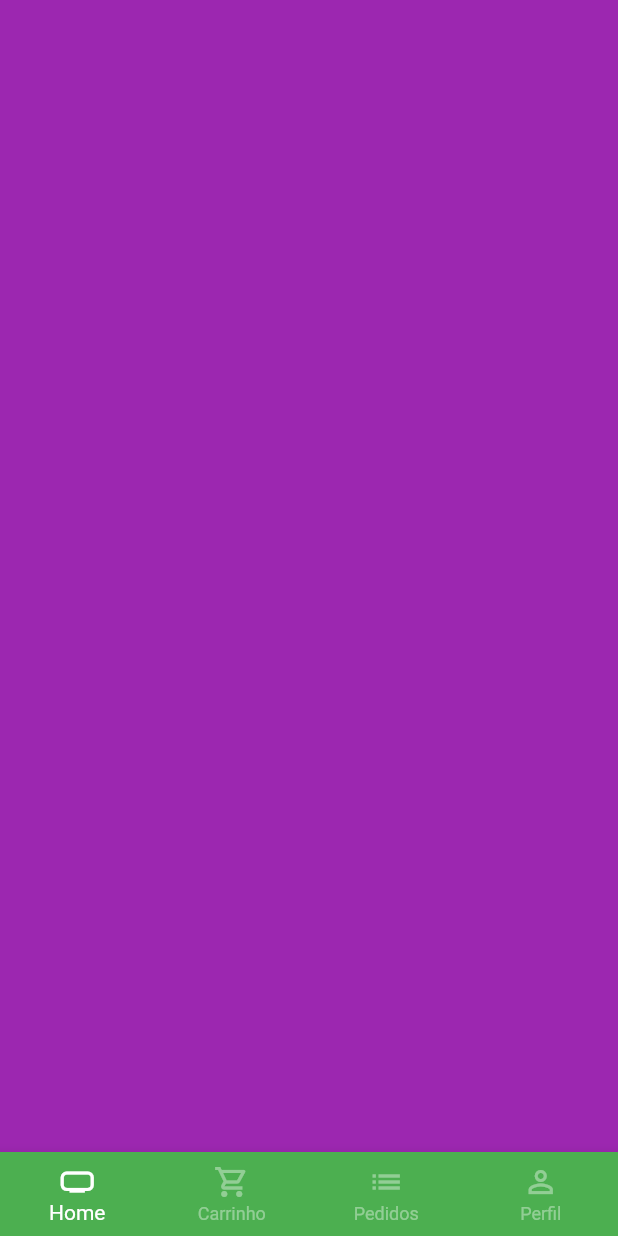
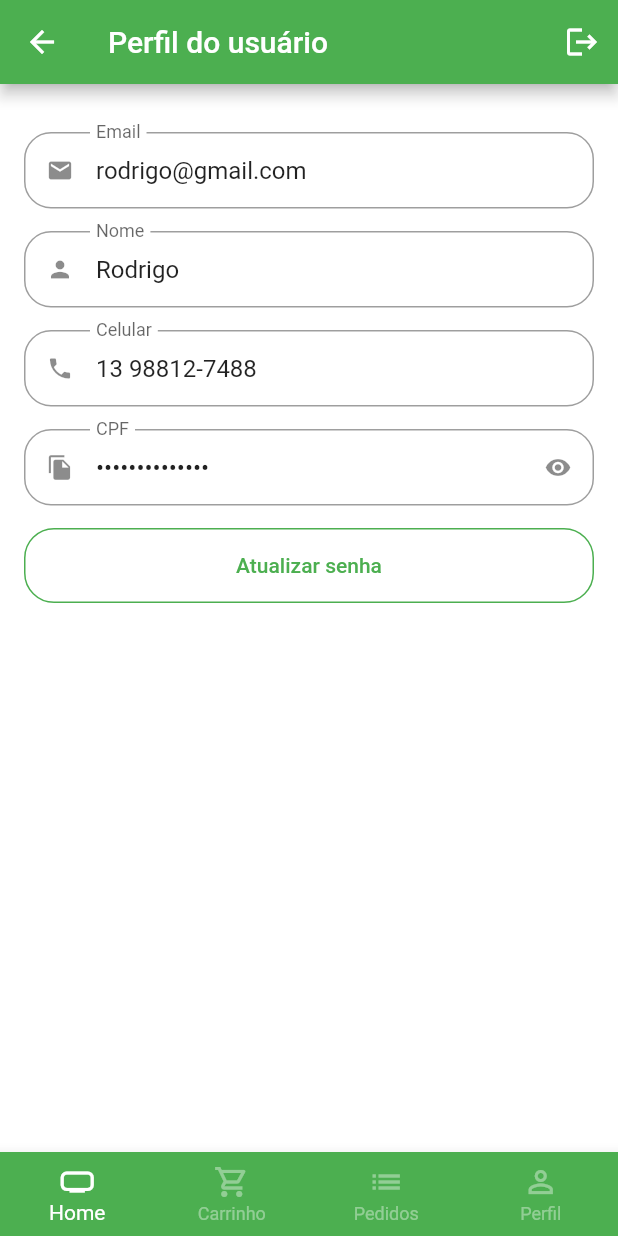
Before and after one commit to rodrigod22/greengrocer, a Flutter app: the BaseScreen screen opened directly, swiped to page 4, on a phone screen of 412 x 824 dp. Run offline on Flutter 3.47's test engine with Material 2 defaults, Android fonts, the phone set to English and light mode, and no system bars; our stand-ins replace animated_text_kit, mask_text_input_formatter.

Commit message:
tela profile

```diff
--- a/lib/src/config/app_data.dart
+++ b/lib/src/config/app_data.dart
@@ -1,5 +1,6 @@
 import 'package:greengrocer/src/models/cart_item_model.dart';
 import 'package:greengrocer/src/models/item_model.dart';
+import 'package:greengrocer/src/models/user_model.dart';
 
 ItemModel apple = ItemModel(
   description:
@@ -78,3 +79,11 @@ List<CartItemModel> cartItems = [
   CartItemModel(item: mango, quantity: 1),
   CartItemModel(item: guava, quantity: 3),
 ];
+
+UserModel user = UserModel(
+  name: 'Rodrigo',
+  email: 'rodrigo@gmail.com',
+  phone: '13 98812-7488',
+  cpf: '295.555.659-99',
+  password: '123456',
+);
--- /dev/null
+++ b/lib/src/models/user_model.dart
@@ -0,0 +1,15 @@
+class UserModel {
+  String name;
+  String email;
+  String phone;
+  String cpf;
+  String password;
+
+  UserModel({
+    required this.name,
+    required this.email,
+    required this.phone,
+    required this.cpf,
+    required this.password,
+  });
+}
--- a/lib/src/pages/auth/sign_in_screen.dart
+++ b/lib/src/pages/auth/sign_in_screen.dart
@@ -1,6 +1,6 @@
 import 'package:animated_text_kit/animated_text_kit.dart';
 import 'package:flutter/material.dart';
-import 'package:greengrocer/src/pages/auth/components/custom_text_field.dart';
+import 'package:greengrocer/src/pages/common_widgets/custom_text_field.dart';
 import 'package:greengrocer/src/pages/auth/sign_up_screen.dart';
 import 'package:greengrocer/src/pages/base/base_screen.dart';
 import 'package:greengrocer/src/config/custom_colors.dart';
--- a/lib/src/pages/auth/sign_up_screen.dart
+++ b/lib/src/pages/auth/sign_up_screen.dart
@@ -1,5 +1,5 @@
 import 'package:flutter/material.dart';
-import 'package:greengrocer/src/pages/auth/components/custom_text_field.dart';
+import 'package:greengrocer/src/pages/common_widgets/custom_text_field.dart';
 import 'package:greengrocer/src/config/custom_colors.dart';
 import 'package:mask_text_input_formatter/mask_text_input_formatter.dart';
 
--- a/lib/src/pages/base/base_screen.dart
+++ b/lib/src/pages/base/base_screen.dart
@@ -1,6 +1,7 @@
 import 'package:flutter/material.dart';
 import 'package:greengrocer/src/pages/cart/cart_tab.dart';
 import 'package:greengrocer/src/pages/home/home_tab.dart';
+import 'package:greengrocer/src/pages/profile/profile_tab.dart';
 
 class BaseScreen extends StatefulWidget {
   const BaseScreen({super.key});
@@ -21,9 +22,9 @@ class _BaseScreenState extends State<BaseScreen> {
         controller: pageController,
         children: [
           const HomeTab(),
-          CartTab(),
-          Container(color: Colors.blue),
+          const CartTab(),
           Container(color: Colors.purple),
+          const ProfileTab(),
         ],
       ),
       bottomNavigationBar: BottomNavigationBar(
--- a/lib/src/pages/auth/components/custom_text_field.dart
+++ b/lib/src/pages/common_widgets/custom_text_field.dart
@@ -5,15 +5,19 @@ class CustomTextField extends StatefulWidget {
   final IconData icon;
   final String label;
   final bool isSecret;
+  final bool readOnly;
   final List<TextInputFormatter>? inputFormatters;
+  final String? initialValue;
 
-  const CustomTextField(
-      {Key? key,
-      required this.icon,
-      required this.label,
-      this.isSecret = false,
-      this.inputFormatters})
-      : super(key: key);
+  const CustomTextField({
+    Key? key,
+    required this.icon,
+    required this.label,
+    this.isSecret = false,
+    this.inputFormatters,
+    this.initialValue,
+    this.readOnly = false,
+  }) : super(key: key);
 
   @override
   State<CustomTextField> createState() => _CustomTextFieldState();
@@ -33,6 +37,8 @@ class _CustomTextFieldState extends State<CustomTextField> {
     return Padding(
       padding: const EdgeInsets.only(bottom: 15),
       child: TextFormField(
+        readOnly: widget.readOnly,
+        initialValue: widget.initialValue,
         inputFormatters: widget.inputFormatters,
         obscureText: isObscure,
         decoration: InputDecoration(
--- /dev/null
+++ b/lib/src/pages/profile/profile_tab.dart
@@ -0,0 +1,164 @@
+import 'package:flutter/material.dart';
+import 'package:greengrocer/src/pages/common_widgets/custom_text_field.dart';
+import 'package:greengrocer/src/config/app_data.dart' as appData;
+
+class ProfileTab extends StatefulWidget {
+  const ProfileTab({super.key});
+
+  @override
+  State<ProfileTab> createState() => _ProfileTabState();
+}
+
+class _ProfileTabState extends State<ProfileTab> {
+  @override
+  Widget build(BuildContext context) {
+    return Scaffold(
+      appBar: AppBar(
+        title: const Text('Perfil do usuário'),
+        actions: [
+          IconButton(
+            onPressed: () {},
+            icon: const Icon(Icons.logout),
+          )
+        ],
+      ),
+      body: ListView(
+        physics: const BouncingScrollPhysics(),
+        padding: const EdgeInsets.fromLTRB(16, 32, 16, 16),
+        children: [
+          //email
+          CustomTextField(
+            readOnly: true,
+            initialValue: appData.user.email,
+            icon: Icons.email,
+            label: 'Email',
+          ),
+          //nome
+          CustomTextField(
+            readOnly: true,
+            initialValue: appData.user.name,
+            icon: Icons.person,
+            label: 'Nome',
+          ),
+          //celular
+          CustomTextField(
+            readOnly: true,
+            initialValue: appData.user.phone,
+            icon: Icons.phone,
+            label: 'Celular',
+          ),
+
+          //cpf
+          CustomTextField(
+            readOnly: true,
+            initialValue: appData.user.cpf,
+            icon: Icons.file_copy,
+            label: 'CPF',
+            isSecret: true,
+          ),
+
+          //botao para atualizar senha
+          SizedBox(
+            height: 50,
+            child: OutlinedButton(
+              style: OutlinedButton.styleFrom(
+                  shape: RoundedRectangleBorder(
+                    borderRadius: BorderRadius.circular(20),
+                  ),
+                  side: const BorderSide(
+                    color: Colors.green,
+                  )),
+              onPressed: () {
+                updatePassword();
+              },
+              child: const Text('Atualizar senha'),
+            ),
+          )
+        ],
+      ),
+    );
+  }
+
+  Future<bool?> updatePassword() {
+    return showDialog(
+      context: context,
+      builder: (context) {
+        return Dialog(
+          shape: RoundedRectangleBorder(
+            borderRadius: BorderRadius.circular(20),
+          ),
+          child: Stack(
+            children: [
+              Padding(
+                padding: const EdgeInsets.all(16),
+                child: Column(
+                  crossAxisAlignment: CrossAxisAlignment.stretch,
+                  mainAxisSize: MainAxisSize.min,
+                  children: [
+                    const Padding(
+                      padding: EdgeInsets.symmetric(
+                        vertical: 12,
+                      ),
+                      child: Text(
+                        'Atualização de senha',
+                        textAlign: TextAlign.center,
+                        style: TextStyle(
+                          fontSize: 18,
+                          fontWeight: FontWeight.bold,
+                        ),
+                      ),
+                    ),
+
+                    //senha atual
+                    const CustomTextField(
+                      isSecret: true,
+                      icon: Icons.lock,
+                      label: 'Senha atual',
+                    ),
+
+                    //nova senha
+                    const CustomTextField(
+                      isSecret: true,
+                      icon: Icons.lock_outline,
+                      label: 'Nova senha',
+                    ),
+
+                    //confirmação nova senha
+                    const CustomTextField(
+                      isSecret: true,
+                      icon: Icons.lock_outline,
+                      label: 'Confirmar nova senha',
+                    ),
+
+                    // botao confirmacao
+
+                    SizedBox(
+                      height: 45,
+                      child: ElevatedButton(
+                        style: ElevatedButton.styleFrom(
+                            shape: RoundedRectangleBorder(
+                          borderRadius: BorderRadius.circular(20),
+                        )),
+                        onPressed: () {},
+                        child: const Text('Atualizar'),
+                      ),
+                    ),
+                  ],
+                ),
+              ),
+              Positioned(
+                  top: 5,
+                  right: 5,
+                  child: IconButton(
+                    onPressed: () {
+                      Navigator.of(context).pop();
+                    },
+                    icon: const Icon(Icons.close),
+                  ))
+            ],
+          ),
+        );
+      },
+    );
+  }
+}
```
